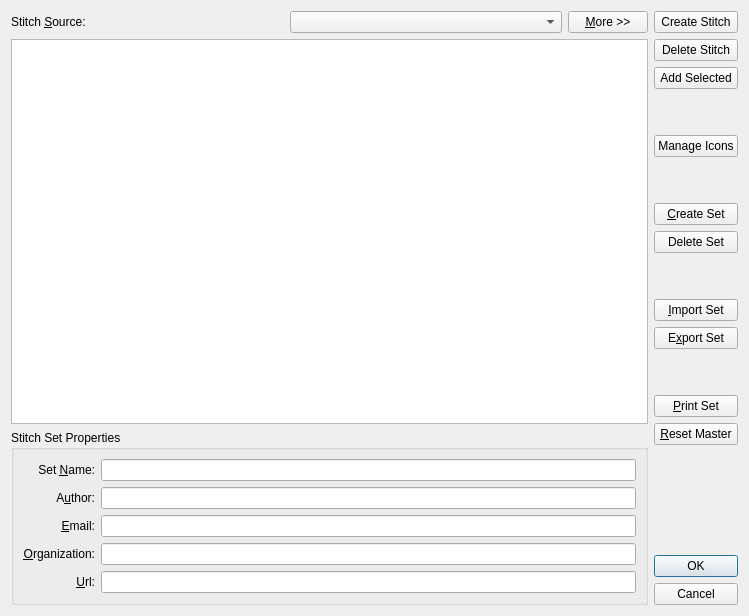
The window that src/stitchlibrary.ui (iPenguin/CrochetCharts) describes before a commit, drawn with Qt 5.
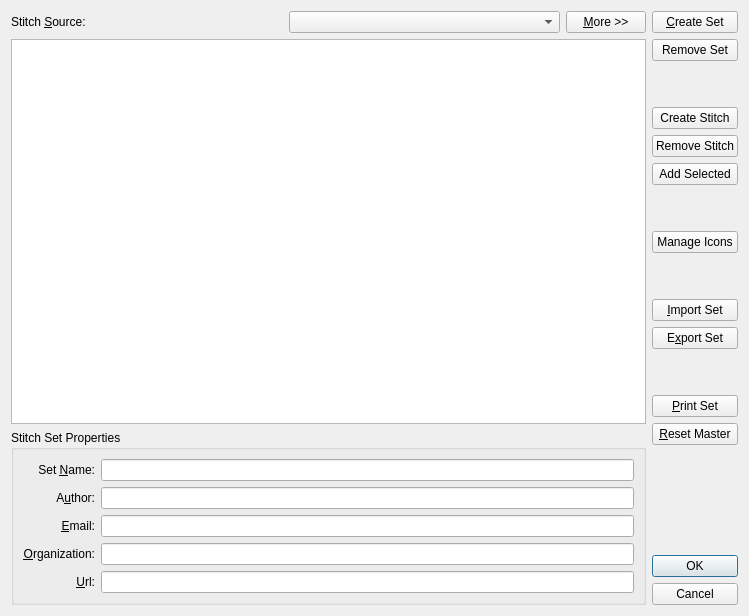
The same window after the commit.

Commit message: Reordered dialog bttns. rename to Remove stitch/set

The edit to the form file:
```diff
--- a/src/stitchlibrary.ui
+++ b/src/stitchlibrary.ui
@@ -186,6 +186,36 @@
      <property name="rightMargin">
       <number>0</number>
      </property>
+     <item>
+      <widget class="QPushButton" name="createSet">
+       <property name="text">
+        <string>&amp;Create Set</string>
+       </property>
+      </widget>
+     </item>
+     <item>
+      <widget class="QPushButton" name="removeSet">
+       <property name="text">
+        <string>Remove Set</string>
+       </property>
+      </widget>
+     </item>
+     <item>
+      <spacer name="verticalSpacer_3">
+       <property name="orientation">
+        <enum>Qt::Vertical</enum>
+       </property>
+       <property name="sizeType">
+        <enum>QSizePolicy::Maximum</enum>
+       </property>
+       <property name="sizeHint" stdset="0">
+        <size>
+         <width>20</width>
+         <height>40</height>
+        </size>
+       </property>
+      </spacer>
+     </item>
      <item>
       <widget class="QPushButton" name="addStitch">
        <property name="text">
@@ -196,7 +226,7 @@
      <item>
       <widget class="QPushButton" name="removeStitch">
        <property name="text">
-        <string>Delete Stitch</string>
+        <string>Remove Stitch</string>
        </property>
       </widget>
      </item>
@@ -246,36 +276,6 @@
        </property>
       </spacer>
      </item>
-     <item>
-      <widget class="QPushButton" name="createSet">
-       <property name="text">
-        <string>&amp;Create Set</string>
-       </property>
-      </widget>
-     </item>
-     <item>
-      <widget class="QPushButton" name="removeSet">
-       <property name="text">
-        <string>Delete Set</string>
-       </property>
-      </widget>
-     </item>
-     <item>
-      <spacer name="verticalSpacer_3">
-       <property name="orientation">
-        <enum>Qt::Vertical</enum>
-       </property>
-       <property name="sizeType">
-        <enum>QSizePolicy::Maximum</enum>
-       </property>
-       <property name="sizeHint" stdset="0">
-        <size>
-         <width>20</width>
-         <height>40</height>
-        </size>
-       </property>
-      </spacer>
-     </item>
      <item>
       <widget class="QPushButton" name="importSet">
        <property name="text">
```
Left out of the diff: 25 changed lines with no effect on the pictures.
